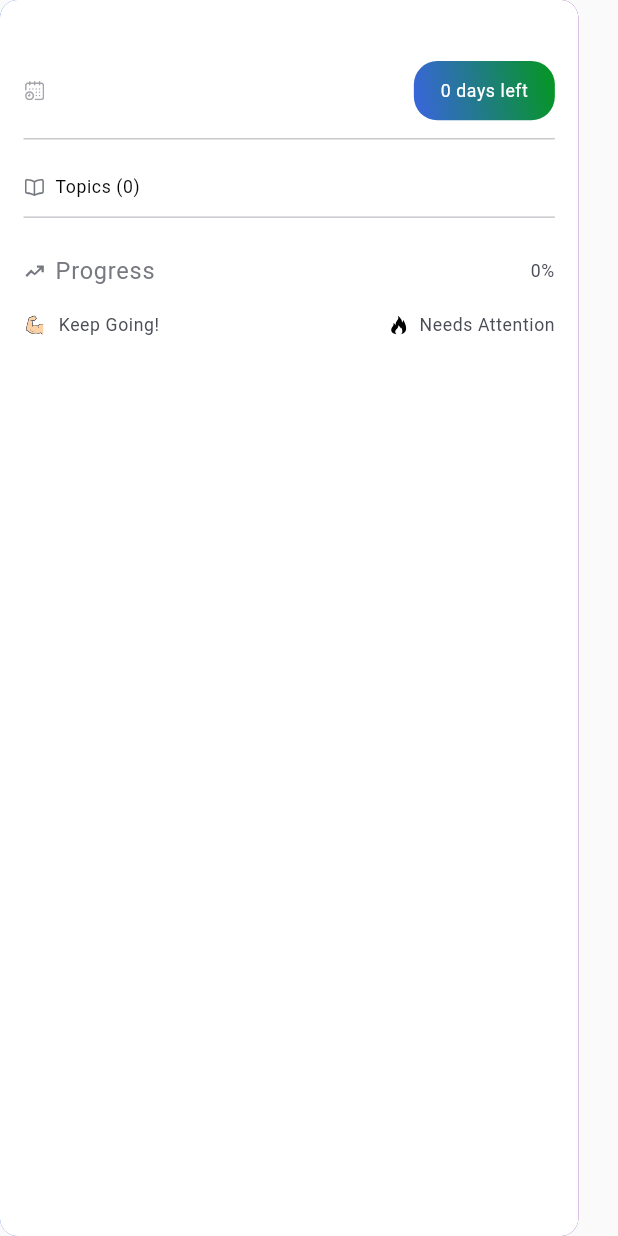
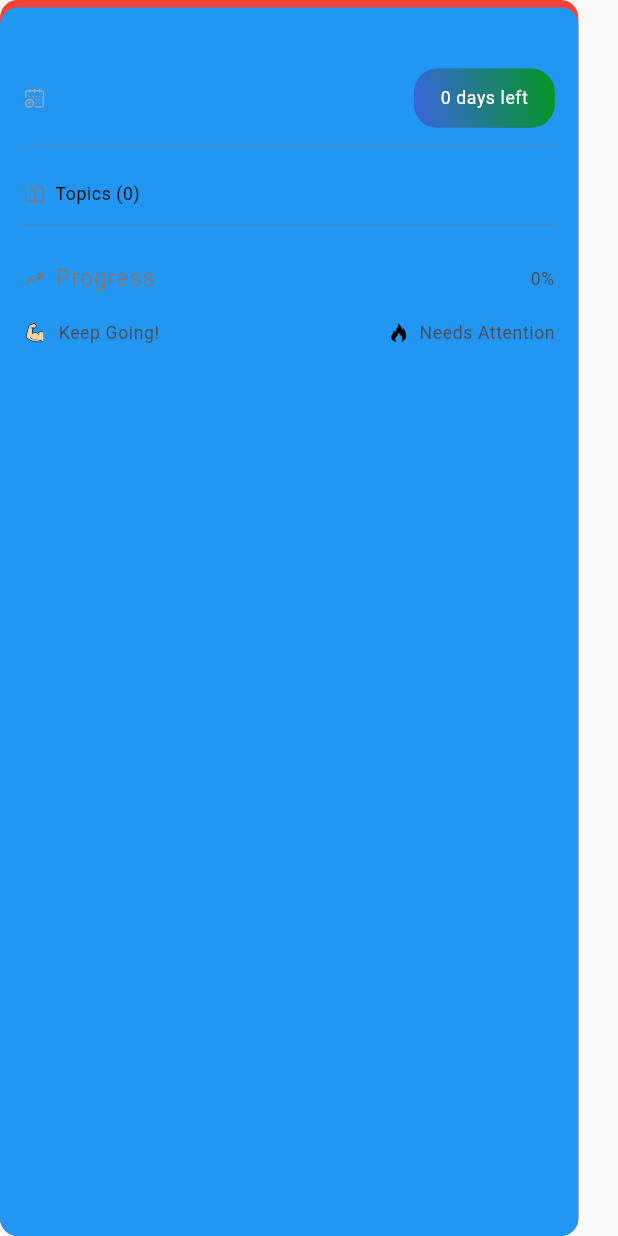
Before and after one commit to backbencherstudio/pdayal11_FO621606DA204_Mobile, a Flutter app: the UpComingTaskCard widget shown alone on an empty page, opened directly with empty values, on a phone screen of 412 x 824 dp. Run offline on Flutter 3.47's test engine with Material 3 defaults, Android fonts, the phone set to English and light mode, and no system bars; our stand-ins replace flutter_riverpod, flutter_screenutil, flutter_svg, go_router, google_fonts; missing offline and left inert: dynamic_path_url_strategy.

Commit message:
chore: Nothing

```diff
--- a/lib/src/feature/screens/home_screen/widgets/up_coming_task_card.dart
+++ b/lib/src/feature/screens/home_screen/widgets/up_coming_task_card.dart
@@ -28,19 +28,13 @@ class _UpComingTaskCardState extends State<UpComingTaskCard> {
   @override
   Widget build(BuildContext context) {
     final style = Theme.of(context).textTheme;
-    return Stack(
-      children: [
-        Container(
-          width: 365.w,
+    return Container(
+      padding: EdgeInsets.only(top: 5),
             decoration: BoxDecoration(
-            gradient: LinearGradient(
-              colors: [AppColor.blueSky, AppColor.purpleColor],
-            ),
+              color: Colors.red,
               borderRadius: BorderRadius.circular(12.r),
             ),
-        ),
-
-        Consumer(
+      child: Consumer(
         builder: (context, ref, _) {
           return InkWell(
             onTap: () {
@@ -52,7 +46,7 @@ class _UpComingTaskCardState extends State<UpComingTaskCard> {
               width: 365.w,
               padding: EdgeInsets.all(16.r),
               decoration: BoxDecoration(
-                  color: Colors.white,
+                color: Colors.blue,
                 borderRadius: BorderRadius.circular(12.r),
               ),
               child: Column(
@@ -104,35 +98,6 @@ class _UpComingTaskCardState extends State<UpComingTaskCard> {
           );
         },
       ),
-      ],
           );
-
-    // return Container(
-    //   decoration: BoxDecoration(
-    //     gradient: LinearGradient(colors: [AppColor.blueSky, AppColor.purple]),
-    //     borderRadius: BorderRadius.circular(12.r),
-    //   ),
-    //   child: Padding(
-    //     padding: const EdgeInsets.all(24),
-    //     child: GestureDetector(
-    //       onTap: () {
-    //         context.push(RouteConst.todayStudyTasksScreen);
-    //       },
-    //       child: Container(
-    //         decoration: BoxDecoration(
-    //           color: AppColor.white,
-    //           borderRadius: BorderRadius.only(
-    //             topLeft: Radius.circular(12.r),
-    //             topRight: Radius.circular(12.r),
-    //           ),
-    //         ),
-    //         child: Padding(
-    //           padding: const EdgeInsets.all(16),
-    //           child: Text('asfdsaf'),
-    //         ),
-    //       ),
-    //     ),
-    //   ),
-    // );
   }
 }
```
Lines whose indentation alone changed are shown as unchanged.
